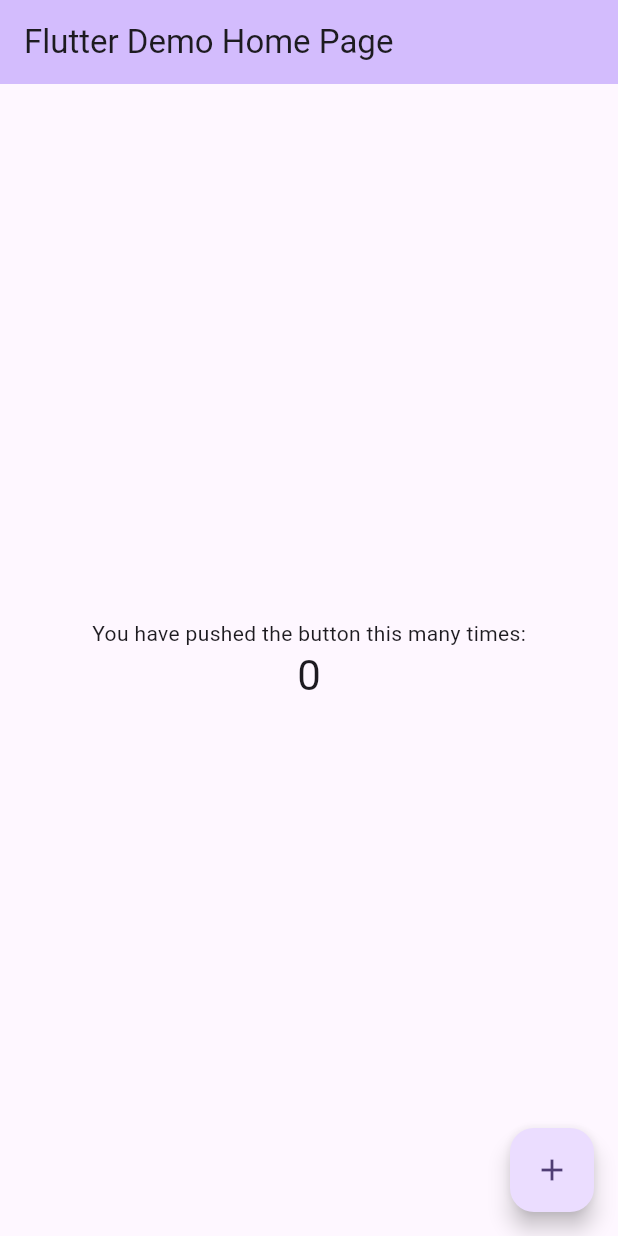
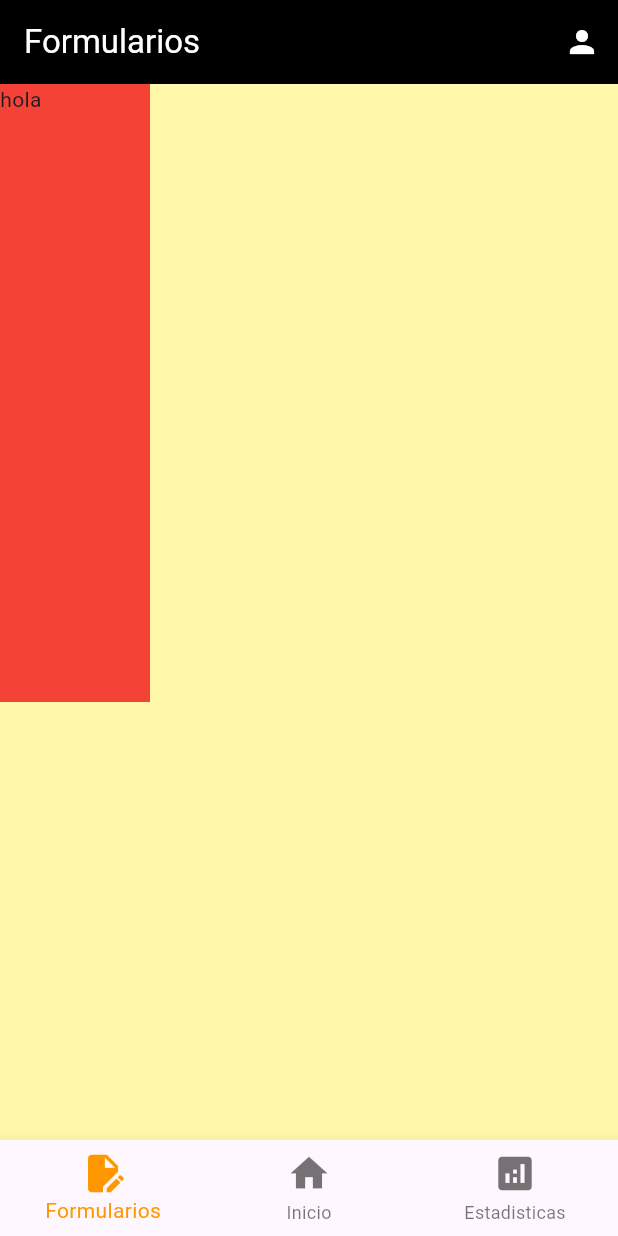
Before and after one commit to Michael-VillanuevaTorres/ProyectoBomberos, a Flutter app: the screen it shows after launch, on a phone screen of 412 x 824 dp. Run offline on Flutter 3.47's test engine with Material 2 defaults, Android fonts, the phone set to English and light mode, and no system bars.

Commit message:
Frontend Screen Home V1

```diff
--- a/app/analysis_options.yaml
+++ b/app/analysis_options.yaml
@@ -24,6 +24,5 @@ linter:
   rules:
     # avoid_print: false  # Uncomment to disable the `avoid_print` rule
     # prefer_single_quotes: true  # Uncomment to enable the `prefer_single_quotes` rule
-
 # Additional information about this file can be found at
 # https://dart.dev/guides/language/analysis-options
--- a/app/lib/main.dart
+++ b/app/lib/main.dart
@@ -1,3 +1,4 @@
+import 'package:app/pages/menu.dart';
 import 'package:flutter/material.dart';
 
 void main() {
@@ -31,7 +32,7 @@ class MyApp extends StatelessWidget {
         colorScheme: ColorScheme.fromSeed(seedColor: Colors.deepPurple),
         useMaterial3: true,
       ),
-      home: const MyHomePage(title: 'Flutter Demo Home Page'),
+      home: MenuPage(),
     );
   }
 }
--- /dev/null
+++ b/app/lib/pages/activos.dart
@@ -0,0 +1,20 @@
+import 'package:flutter/material.dart';
+
+class available extends StatefulWidget {
+  @override
+  State<available> createState() => _availableState();
+}
+
+class _availableState extends State<available> {
+  @override
+  Widget build(BuildContext context) {
+    return Container(
+      child: Container(
+        width: 100,
+        height: MediaQuery.of(context).size.height * 0.5,
+        color: Colors.red,
+        child: Text("hola"),
+      ),
+    );
+  }
+}
--- /dev/null
+++ b/app/lib/pages/menu.dart
@@ -0,0 +1,137 @@
+import 'package:app/pages/activos.dart';
+import 'package:flutter/material.dart';
+import 'package:app/utils/colors.dart';
+import 'package:app/pages/statistics.dart';
+import 'package:app/pages/widget.dart';
+
+class MenuPage extends StatefulWidget {
+  @override
+  _MenuPageState createState() => _MenuPageState();
+}
+
+class _MenuPageState extends State<MenuPage> {
+  int _currentIndex = 0;
+
+  final List<Widget> _pages = [
+    // Aquí debes agregar las 3 páginas diferentes para cada opción de navegación
+    available(),
+    home(),
+    statistics(),
+    //Container(color: Colors.green),
+  ];
+
+  final List<PreferredSizeWidget> _appbar = [
+    CustomAppBarAcceso(text: 'Formularios'),
+    CustomAppBarAcceso(text: 'Acceso'),
+    CustomAppBarAcceso(text: 'Estadisticas'),
+  ];
+
+  @override
+  Widget build(BuildContext context) {
+    return Scaffold(
+      backgroundColor: colorBackground,
+      appBar: _appbar[_currentIndex],
+      /*AppBar(
+        backgroundColor: Colors.black,
+        actions: [
+          IconButton(
+            onPressed: () {},
+            icon: const Icon(Icons.person, color: Colors.white),
+          ),
+        ],
+        title: const Text(
+          'Acceso',
+          style: TextStyle(color: Colors.white),
+        ),
+      ),*/
+
+      body: _pages[_currentIndex],
+
+      /*Center(
+        child: Column(
+          children: [
+            SizedBox(height: MediaQuery.of(context).size.height * 0.1),
+            buttonMenu(Colors.lightGreen, "Entrada", Icons.login),
+            SizedBox(height: MediaQuery.of(context).size.height * 0.1),
+            buttonMenu(Colors.red, "Salida", Icons.logout),
+            SizedBox(height: MediaQuery.of(context).size.height * 0.1),
+            buttonMenu(Colors.orange, "Emergencia", Icons.warning),
+          ],
+        ),
+      ),*/
+      /*floatingActionButton: FloatingActionButton(
+        onPressed: () {
+          // Acción a realizar cuando se presiona el botón flotante
+          // Por ejemplo, mostrar un mensaje en la consola
+          print('Botón flotante presionado');
+        },
+        child: Container(child: Icon(Icons.check)), // Icono del botón flotante
+        backgroundColor: Colors.lightGreen, // Color de fondo del botón flotante
+      ),*/
+
+      //_pages[_currentIndex],
+      bottomNavigationBar: BottomNavigationBar(
+        iconSize: 30,
+        //backgroundColor: colorBottonNav,
+        currentIndex: _currentIndex,
+        selectedItemColor: Colors.orange,
+        onTap: (int index) {
+          setState(() {
+            _currentIndex = index;
+          });
+        },
+        items: const [
+          BottomNavigationBarItem(
+            icon: Icon(Icons.edit_document),
+            label: 'Formularios',
+            //backgroundColor: Colors.red,
+          ),
+          BottomNavigationBarItem(
+            //backgroundColor: Colors.green,
+            icon: Icon(Icons.home),
+            label: 'Inicio',
+          ),
+          BottomNavigationBarItem(
+            backgroundColor: Colors.blue,
+            icon: Icon(Icons.analytics),
+            label: 'Estadisticas',
+          ),
+        ],
+      ),
+    );
+  }
+}
+
+class home extends StatefulWidget {
+  @override
+  State<home> createState() => _homeState();
+}
+
+class _homeState extends State<home> {
+  @override
+  Widget build(BuildContext context) {
+    return Center(
+      child: Column(
+        children: [
+          SizedBox(height: MediaQuery.of(context).size.height * 0.1),
+          buttonMenu(
+              color: Colors.lightGreen, text: "Entrada", icon: Icons.login),
+          SizedBox(height: MediaQuery.of(context).size.height * 0.1),
+          buttonMenu(color: Colors.red, text: "Salida", icon: Icons.logout),
+          SizedBox(height: MediaQuery.of(context).size.height * 0.1),
+          buttonMenu(
+              color: Colors.orange, text: "Emergencia", icon: Icons.warning),
+        ],
+      ),
+    );
+    /*floatingActionButton: FloatingActionButton(
+        onPressed: () {
+          // Acción a realizar cuando se presiona el botón flotante
+          // Por ejemplo, mostrar un mensaje en la consola
+          print('Botón flotante presionado');
+        },
+        child: Container(child: Icon(Icons.check)), // Icono del botón flotante
+        backgroundColor: Colors.lightGreen, // Color de fondo del botón flotante
+      )*/
+  }
+}
--- /dev/null
+++ b/app/lib/pages/widget.dart
@@ -0,0 +1,67 @@
+import 'package:flutter/material.dart';
+
+class buttonMenu extends StatefulWidget {
+  final Color color;
+  final String text;
+  final IconData icon;
+  const buttonMenu({
+    required this.color,
+    required this.text,
+    required this.icon,
+  });
+  @override
+  State<buttonMenu> createState() => _buttonMenuState();
+}
+
+class _buttonMenuState extends State<buttonMenu> {
+  @override
+  Widget build(BuildContext context) {
+    return Container(
+      decoration: BoxDecoration(
+        color: widget.color,
+        borderRadius: BorderRadius.circular(20),
+      ),
+      width: 200,
+      height: 50,
+      child: ElevatedButton.icon(
+          style: ElevatedButton.styleFrom(
+            shadowColor: Colors.black,
+            elevation: 7,
+            backgroundColor: widget.color,
+          ),
+          onPressed: () {
+            print(DateTime.now());
+          },
+          icon: Icon(widget.icon),
+          label: Text(widget.text)),
+    );
+  }
+}
+
+class CustomAppBarAcceso extends StatelessWidget
+    implements PreferredSizeWidget {
+  @override
+  Size get preferredSize => Size.fromHeight(kToolbarHeight);
+  final String text;
+  CustomAppBarAcceso({required this.text});
+  @override
+  Widget build(BuildContext context) {
+    return AppBar(
+      backgroundColor: Colors.black,
+      actions: [
+        IconButton(
+          onPressed: () {},
+          icon: Icon(Icons.person, color: Colors.white),
+        ),
+      ],
+      title: Align(
+        alignment: Alignment.centerLeft,
+        child: Text(
+          text,
+          textAlign: TextAlign.left,
+          style: TextStyle(color: Colors.white),
+        ),
+      ),
+    );
+  }
+}
--- /dev/null
+++ b/app/lib/utils/colors.dart
@@ -0,0 +1,4 @@
+import 'package:flutter/material.dart';
+
+const colorBackground = Color.fromRGBO(255, 246, 147, 0.801);
+const colorBottonNav = Color.fromARGB(201, 228, 240, 124);
```
Also changed, not shown: app/lib/pages/statistics.dart (added, +54 -0 lines), app/pubspec.lock.
